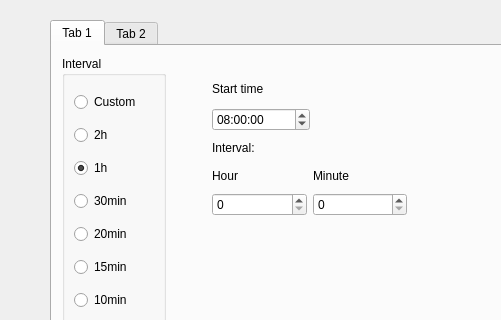
Qt form settingswindow.ui (Brebl/Pop-up-Memo) before a commit; both pictures show x 0 to 501 and y 0 to 320 of the 968 by 588 pixel window.
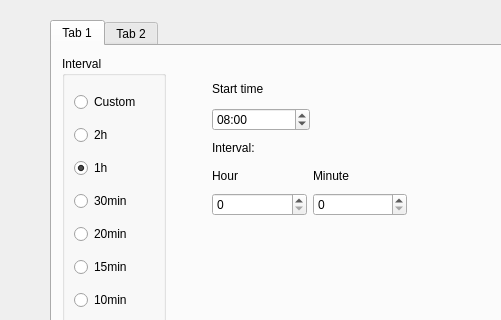
The same form after that commit.

Commit message: bug: custom not activate window

Diff of the .ui file:
```diff
--- a/settingswindow.ui
+++ b/settingswindow.ui
@@ -64,6 +64,12 @@
       </item>
       <item>
        <widget class="QTimeEdit" name="timeEdit">
+        <property name="locale">
+         <locale language="Finnish" country="Finland"/>
+        </property>
+        <property name="displayFormat">
+         <string>hh:mm</string>
+        </property>
         <property name="time">
          <time>
           <hour>8</hour>
```
The commit also changes 1 other file.
